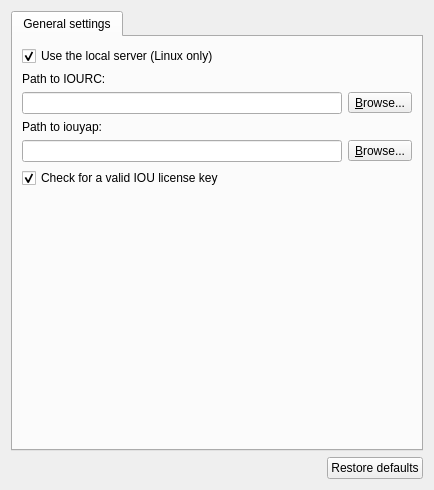
Above: gns3/modules/iou/ui/iou_preferences_page.ui from GNS3/gns3-gui before the change. Below: the same form after it.
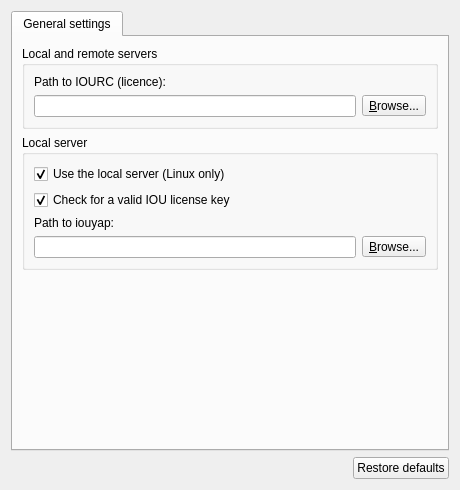
That is the form after the change.

Commit message: Support sending IOURC

The edit to the form file:
```diff
--- a/gns3/modules/iou/ui/iou_preferences_page.ui
+++ b/gns3/modules/iou/ui/iou_preferences_page.ui
@@ -6,7 +6,7 @@
    <rect>
     <x>0</x>
     <y>0</y>
-    <width>430</width>
+    <width>460</width>
     <height>490</height>
    </rect>
   </property>
@@ -25,23 +25,19 @@
       </attribute>
       <layout class="QVBoxLayout" name="verticalLayout">
        <item>
-        <widget class="QCheckBox" name="uiUseLocalServercheckBox">
-         <property name="text">
-          <string>Use the local server (Linux only)</string>
+        <widget class="QGroupBox" name="groupBox_2">
+         <property name="title">
+          <string>Local and remote servers</string>
          </property>
-         <property name="checked">
-          <bool>true</bool>
-         </property>
-        </widget>
-       </item>
-       <item>
+         <layout class="QGridLayout" name="gridLayout_4">
+          <item row="0" column="0">
         <widget class="QLabel" name="uiIOURCPathLabel">
          <property name="text">
-          <string>Path to IOURC:</string>
+             <string>Path to IOURC (licence):</string>
          </property>
         </widget>
        </item>
-       <item>
+          <item row="1" column="0">
         <layout class="QHBoxLayout" name="horizontalLayout_5">
          <item>
           <widget class="QLineEdit" name="uiIOURCPathLineEdit">
@@ -65,14 +61,16 @@
          </item>
         </layout>
        </item>
-       <item>
-        <widget class="QLabel" name="uiIouyapPathLabel">
-         <property name="text">
-          <string>Path to iouyap:</string>
-         </property>
+         </layout>
         </widget>
        </item>
        <item>
+        <widget class="QGroupBox" name="groupBox">
+         <property name="title">
+          <string>Local server</string>
+         </property>
+         <layout class="QGridLayout" name="gridLayout_3">
+          <item row="5" column="0" colspan="2">
         <layout class="QHBoxLayout" name="horizontalLayout_6">
          <item>
           <widget class="QLineEdit" name="uiIouyapPathLineEdit">
@@ -96,7 +94,14 @@
          </item>
         </layout>
        </item>
-       <item>
+          <item row="4" column="0">
+           <widget class="QLabel" name="uiIouyapPathLabel">
+            <property name="text">
+             <string>Path to iouyap:</string>
+            </property>
+           </widget>
+          </item>
+          <item row="3" column="0">
         <widget class="QCheckBox" name="uiLicensecheckBox">
          <property name="text">
           <string>Check for a valid IOU license key</string>
@@ -106,6 +111,19 @@
          </property>
         </widget>
        </item>
+          <item row="0" column="0">
+           <widget class="QCheckBox" name="uiUseLocalServercheckBox">
+            <property name="text">
+             <string>Use the local server (Linux only)</string>
+            </property>
+            <property name="checked">
+             <bool>true</bool>
+            </property>
+           </widget>
+          </item>
+         </layout>
+        </widget>
+       </item>
        <item>
         <spacer name="spacer">
          <property name="orientation">
@@ -113,8 +131,8 @@
          </property>
          <property name="sizeHint" stdset="0">
           <size>
-           <width>390</width>
-           <height>193</height>
+           <width>20</width>
+           <height>40</height>
           </size>
          </property>
         </spacer>
```
Left out of the diff: 2 changed lines with no effect on the pictures. Lines whose indentation alone changed are shown as unchanged. The commit also changes 2 other files.
